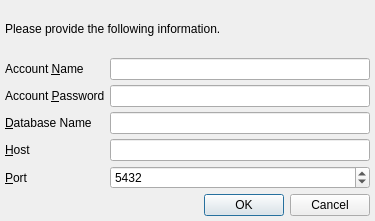
xloem/spot-on-svn, file UI/postgresqlconnect.ui: the form before one commit.
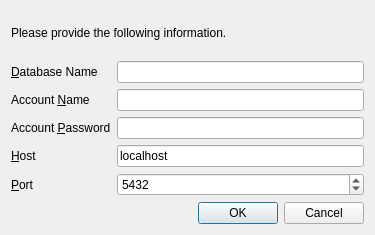
The form after the commit. Icons and pictures are not drawn.

Commit message: Allow reloading of the Dooble INI. Moved Database Name, per request. Refresh e-mail containers after receiving new e-mail.

```diff
--- a/UI/postgresqlconnect.ui
+++ b/UI/postgresqlconnect.ui
@@ -7,7 +7,7 @@
     <x>0</x>
     <y>0</y>
     <width>375</width>
-    <height>221</height>
+    <height>235</height>
    </rect>
   </property>
   <property name="windowIcon">
@@ -15,12 +15,6 @@
     <normaloff>:/Logo/spoton-button-32.png</normaloff>:/Logo/spoton-button-32.png</iconset>
   </property>
   <layout class="QVBoxLayout" name="verticalLayout">
-   <property name="spacing">
-    <number>5</number>
-   </property>
-   <property name="margin">
-    <number>5</number>
-   </property>
    <item>
     <widget class="QLabel" name="message">
      <property name="text">
@@ -30,20 +24,7 @@
    </item>
    <item>
     <layout class="QGridLayout" name="gridLayout">
-     <property name="spacing">
-      <number>5</number>
-     </property>
-     <item row="3" column="1">
-      <widget class="QLineEdit" name="host"/>
-     </item>
-     <item row="1" column="1">
-      <widget class="QLineEdit" name="password">
-       <property name="echoMode">
-        <enum>QLineEdit::Password</enum>
-       </property>
-      </widget>
-     </item>
-     <item row="2" column="0">
+     <item row="0" column="0">
       <widget class="QLabel" name="label_4">
        <property name="text">
         <string>&amp;Database Name</string>
@@ -53,7 +34,10 @@
        </property>
       </widget>
      </item>
-     <item row="0" column="0">
+     <item row="0" column="1">
+      <widget class="QLineEdit" name="database"/>
+     </item>
+     <item row="1" column="0">
       <widget class="QLabel" name="label">
        <property name="text">
         <string>Account &amp;Name</string>
@@ -63,7 +47,10 @@
        </property>
       </widget>
      </item>
-     <item row="1" column="0">
+     <item row="1" column="1">
+      <widget class="QLineEdit" name="name"/>
+     </item>
+     <item row="2" column="0">
       <widget class="QLabel" name="label_2">
        <property name="text">
         <string>Account &amp;Password</string>
@@ -73,6 +60,13 @@
        </property>
       </widget>
      </item>
+     <item row="2" column="1">
+      <widget class="QLineEdit" name="password">
+       <property name="echoMode">
+        <enum>QLineEdit::Password</enum>
+       </property>
+      </widget>
+     </item>
      <item row="3" column="0">
       <widget class="QLabel" name="label_3">
        <property name="text">
@@ -83,11 +77,12 @@
        </property>
       </widget>
      </item>
-     <item row="2" column="1">
-      <widget class="QLineEdit" name="database"/>
-     </item>
-     <item row="0" column="1">
-      <widget class="QLineEdit" name="name"/>
+     <item row="3" column="1">
+      <widget class="QLineEdit" name="host">
+       <property name="text">
+        <string>localhost</string>
+       </property>
+      </widget>
      </item>
      <item row="4" column="0">
       <widget class="QLabel" name="label_5">
```
Left out of the diff: 2 changed lines with no effect on the pictures. The commit also changes 4 other files.
